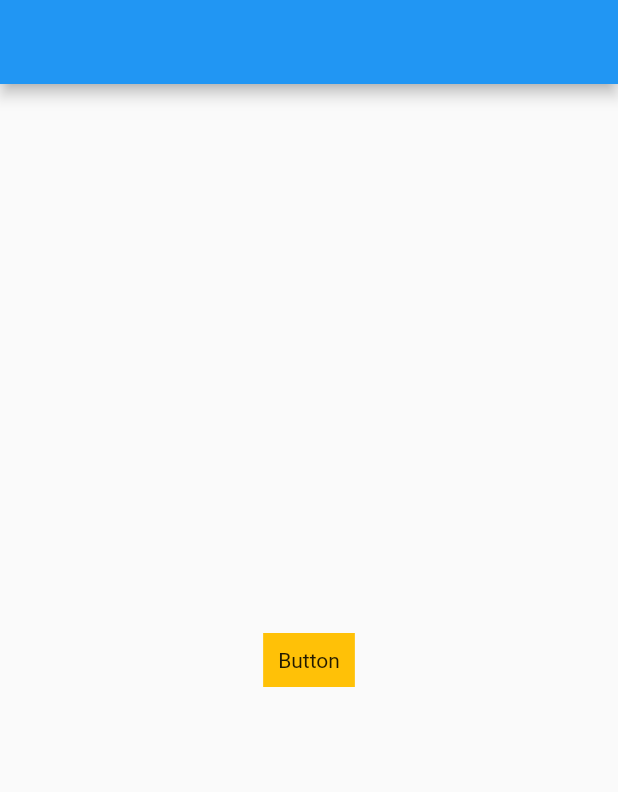
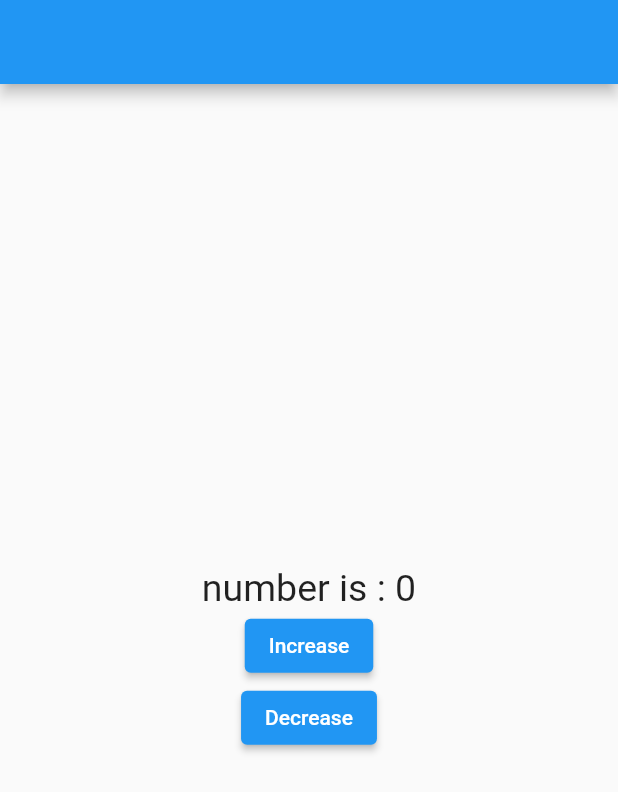
Before and after one commit to messabih-khalil/flutter, a Flutter app: the screen it shows after launch, on a phone screen of 412 x 824 dp. Shown: the top 792 px of the screen. Run offline on Flutter 3.47's test engine with Material 2 defaults, Android fonts, the phone set to English and light mode, and no system bars.

```diff
--- a/lib/main.dart
+++ b/lib/main.dart
@@ -1,4 +1,6 @@
 import 'package:flutter/material.dart';
+
+import 'package:flutterapp/test.dart';
 
 void main() {
   runApp(MyApp());
@@ -7,31 +9,6 @@ void main() {
 class MyApp extends StatelessWidget {
   @override
   Widget build(BuildContext context) {
-    return MaterialApp(home: HomePage());
+    return MaterialApp(home: TestStatefull());
   }
 }
-
-class HomePage extends StatelessWidget {
-  @override
-  Widget build(BuildContext context) {
-    return Scaffold(
-        appBar: AppBar(),
-        body: Container(
-          child: Center(
-            child: GestureDetector(
-              onDoubleTap: () {
-                print("double tap");
-              },
-              onTap: () {
-                print("just click");
-              },
-              child: Container(
-                color: Colors.amber,
-                child: Text("Button"),
-                padding: EdgeInsets.all(10),
-              ),
-            ),
-          ),
-        ));
-  }
-}
--- /dev/null
+++ b/lib/test.dart
@@ -0,0 +1,51 @@
+import 'package:flutter/material.dart';
+
+
+class TestStatefull extends StatefulWidget {
+  @override
+  State<StatefulWidget> createState() {
+    return TestState();
+  }
+}
+
+class TestState extends State<TestStatefull> {
+  var counter = 0;
+  @override
+  Widget build(BuildContext context) {
+    return Scaffold(
+        appBar: AppBar(),
+        body: Container(
+          width: double.infinity,
+          child: Column(
+            mainAxisAlignment: MainAxisAlignment.center,
+            crossAxisAlignment: CrossAxisAlignment.center,
+            children: [
+              Text(
+                "number is : ${this.counter}",
+                style: TextStyle(fontSize: 25),
+              ),
+              ElevatedButton(
+                  onPressed: () {
+                    setState(() {
+                      counter += 1;
+                    });
+                    print(counter);
+                  },
+                  child: Text("Increase")),
+              ElevatedButton(
+                  onPressed: () {
+                    setState(() {
+                      if (counter == 0) {
+                        counter = 0;
+                      } else {
+                        counter -= 1;
+                      }
+                    });
+                    print(counter);
+                  },
+                  child: Text("Decrease"))
+            ],
+          ),
+        ));
+  }
+}
```
